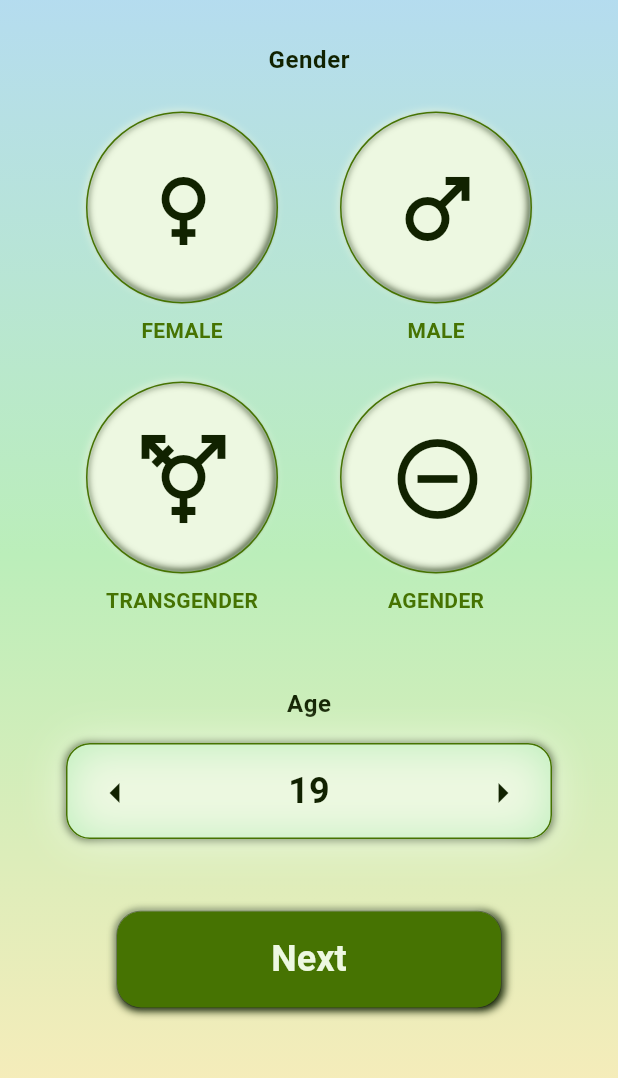
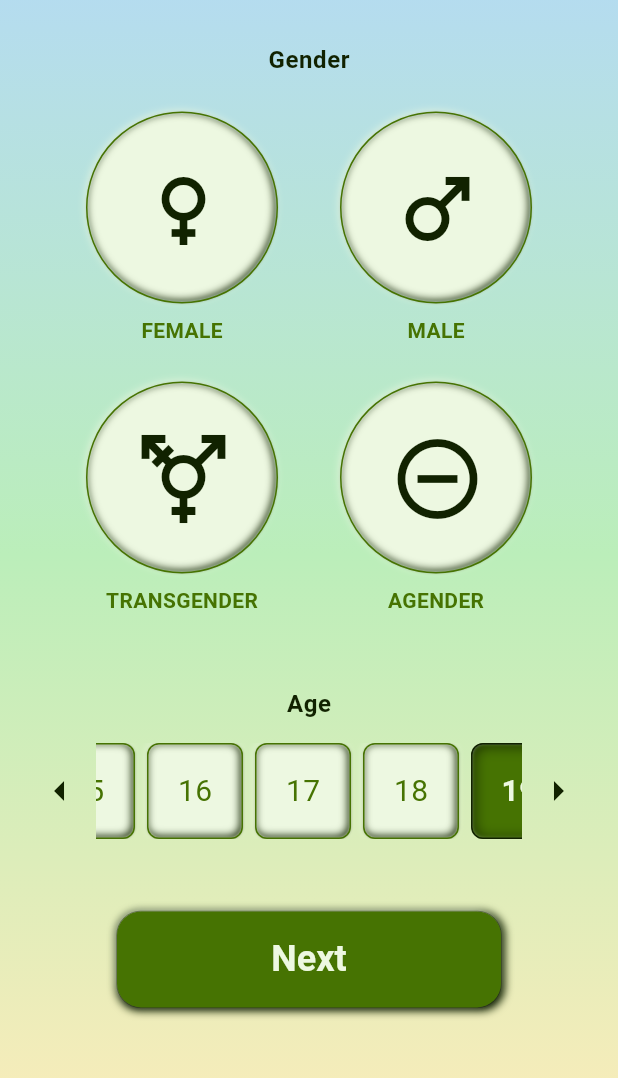
Before and after one commit to SayvIlahsiav/bmi_calculator, a Flutter app: the screen it shows after launch, after a tap on the "arrow left" icon, on a phone screen of 412 x 824 dp, the part 64-1142 px from its top. Run offline on Flutter 3.47's test engine with Material 3 defaults, Android fonts, the phone set to English and light mode, and no system bars; our stand-ins replace google_fonts.

Commit message:
Changed Age Selector to a scrollable list from a slider.

```diff
--- a/lib/components/age_selector.dart
+++ b/lib/components/age_selector.dart
@@ -13,68 +13,98 @@ class AgeSelector extends StatefulWidget {
 
 class _AgeSelectorState extends State<AgeSelector> {
   late int age;
+  ScrollController _scrollController = ScrollController();
 
   @override
   void initState() {
     super.initState();
     age = widget.initialAge;
+    WidgetsBinding.instance?.addPostFrameCallback((_) {
+      _scrollToAge(age);
+    });
+  }
+
+  void _scrollToAge(int age) {
+    final double screenWidth = MediaQuery.of(context).size.width;
+    final double centerOffset = (screenWidth - itemWidth) / 2;
+    final double position = (age - 10) * itemWidth - centerOffset;
+    _scrollController.animateTo(
+      position,
+      duration: Duration(seconds: 1),
+      curve: Curves.easeInOut,
+    );
   }
 
   void _incrementAge() {
+    if (age < 100) {
       setState(() {
         age++;
       });
+      _scrollToAge(age);
       widget.onAgeChanged(age);
+    }
   }
 
   void _decrementAge() {
+    if (age > 10) {
       setState(() {
         age--;
       });
+      _scrollToAge(age);
       widget.onAgeChanged(age);
+    }
   }
 
   @override
   Widget build(BuildContext context) {
-    return Container(
-      width: 324,
-      height: 64,
-      decoration: BoxDecoration(
-        borderRadius: BorderRadius.circular(16.0),
-        boxShadow: [
-          // Drop shadow
-          BoxShadow(
-            color: kColorDarkText,
-            blurRadius: 4,
-            spreadRadius: 0.25,
-            offset: Offset(0, 0.25),
-          ),
-          BoxShadow(color: kColorLightText),
-          // Inner shadow
-          BoxShadow(color: kColorLightGreen),
-          BoxShadow(
-            color: kColorLightText,
-            blurRadius: 25,
-            spreadRadius: -0.25,
-            offset: Offset(0, 1),
-          ),
-        ],
-        border: Border.all(
-          color: kColorDarkGreen,
-          width: 1,
-        ),
-      ),
-      padding: const EdgeInsets.symmetric(vertical: 8.0, horizontal: 8.0),
+    return Column(
+      children: [
+        Container(
+          height: itemWidth,
           child: Row(
-        mainAxisAlignment: MainAxisAlignment.spaceBetween,
             children: [
               IconButton(
                 icon: Icon(Icons.arrow_left, size: 32, color: kColorDarkText),
                 onPressed: _decrementAge,
               ),
-          Text(
-            age.toString(),
-            style: Theme.of(context).textTheme.displayMedium,
+              Expanded(
+                child: ListView.builder(
+                  scrollDirection: Axis.horizontal,
+                  controller: _scrollController,
+                  itemCount: 91, // Age range from 10 to 100
+                  itemBuilder: (context, index) {
+                    final displayAge = index + 10;
+                    return GestureDetector(
+                      onTap: () {
+                        setState(() {
+                          age = displayAge;
+                        });
+                        widget.onAgeChanged(age);
+                      },
+                      child: Container(
+                        width: itemWidth,
+                        alignment: Alignment.center,
+                        decoration: BoxDecoration(
+                          borderRadius: BorderRadius.circular(8),
+                          boxShadow: age == displayAge ? kInnerShadow : kDropShadow,
+                          border: Border.all(
+                            color: age == displayAge ? kColorDarkText : kColorDarkGreen,
+                            width: 1,
+                          ),
+                        ),
+                        margin: EdgeInsets.symmetric(horizontal: 4),
+                        child: Text(
+                          displayAge.toString(),
+                          style: TextStyle(
+                            fontSize: 20,
+                            color: age == displayAge ? kColorLightText : kColorDarkGreen,
+                            fontWeight: age == displayAge ? FontWeight.bold : FontWeight.normal,
+                          ),
+                        ),
+                      ),
+                    );
+                  },
+                ),
               ),
               IconButton(
                 icon: Icon(Icons.arrow_right, size: 32, color: kColorDarkText),
@@ -82,6 +112,8 @@ class _AgeSelectorState extends State<AgeSelector> {
               ),
             ],
           ),
+        ),
+      ],
     );
   }
 }
```
Lines whose indentation alone changed are shown as unchanged.
